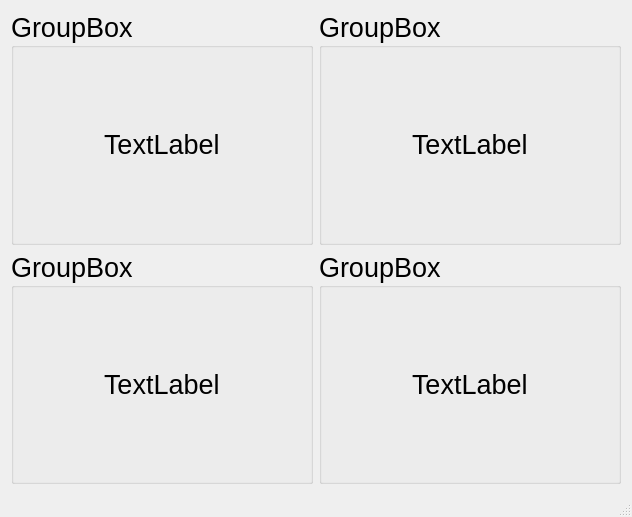
First picture: the form in mainwindow.ui, repository endrebjorsvik/HomeKiosk, before the edit.
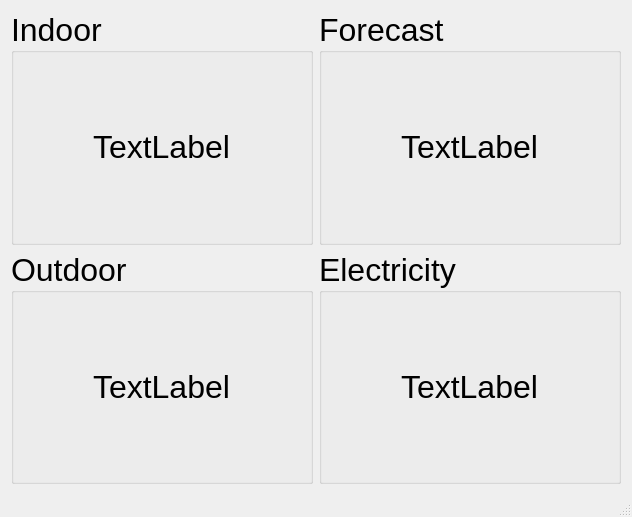
Second picture: the form after the edit.

Commit message: Name UI widgets

```diff
--- a/mainwindow.ui
+++ b/mainwindow.ui
@@ -28,14 +28,14 @@
    </property>
    <property name="font">
     <font>
-     <pointsize>20</pointsize>
+     <pointsize>24</pointsize>
     </font>
    </property>
    <layout class="QGridLayout" name="gridLayout">
     <item row="1" column="0">
      <widget class="QGroupBox" name="groupBox">
       <property name="title">
-       <string>GroupBox</string>
+       <string>Indoor</string>
       </property>
       <layout class="QHBoxLayout" name="horizontalLayout">
        <item alignment="Qt::AlignHCenter|Qt::AlignVCenter">
@@ -51,7 +51,7 @@
     <item row="2" column="2">
      <widget class="QGroupBox" name="groupBox_4">
       <property name="title">
-       <string>GroupBox</string>
+       <string>Electricity</string>
       </property>
       <layout class="QVBoxLayout" name="verticalLayout_3">
        <item alignment="Qt::AlignHCenter|Qt::AlignVCenter">
@@ -67,7 +67,7 @@
     <item row="2" column="0">
      <widget class="QGroupBox" name="groupBox_3">
       <property name="title">
-       <string>GroupBox</string>
+       <string>Outdoor</string>
       </property>
       <layout class="QVBoxLayout" name="verticalLayout_2">
        <item alignment="Qt::AlignHCenter|Qt::AlignVCenter">
@@ -83,7 +83,7 @@
     <item row="1" column="2">
      <widget class="QGroupBox" name="groupBox_2">
       <property name="title">
-       <string>GroupBox</string>
+       <string>Forecast</string>
       </property>
       <layout class="QVBoxLayout" name="verticalLayout">
        <item alignment="Qt::AlignHCenter|Qt::AlignVCenter">
```
Left out of the diff: 16 changed lines with no effect on the pictures.
